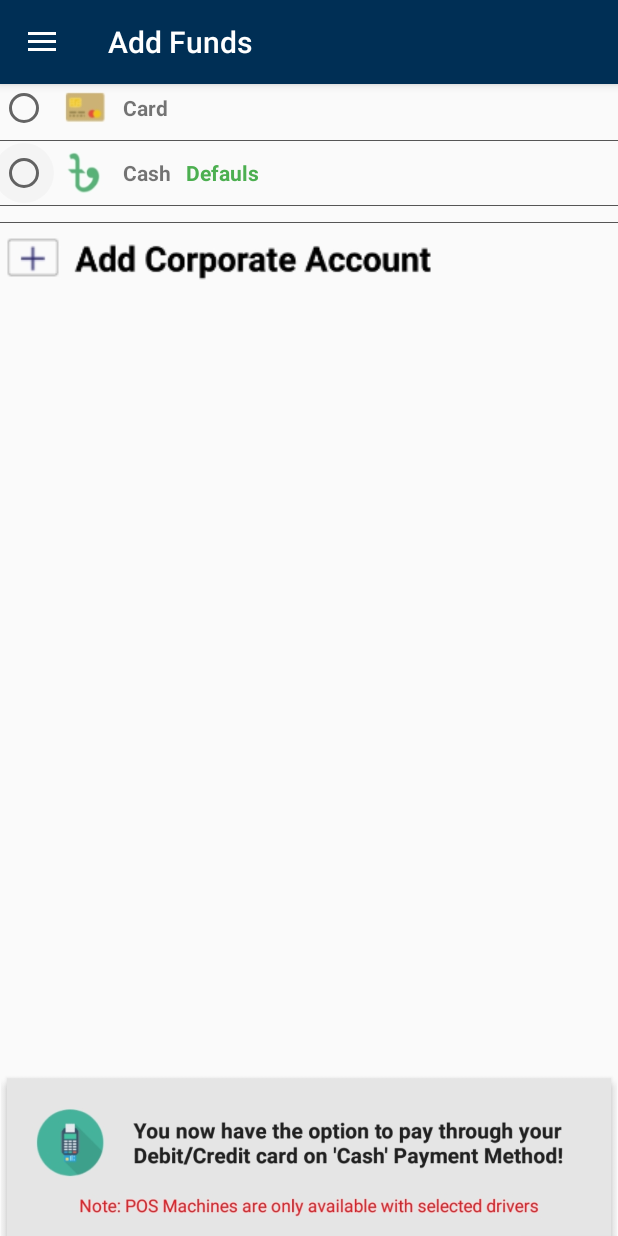
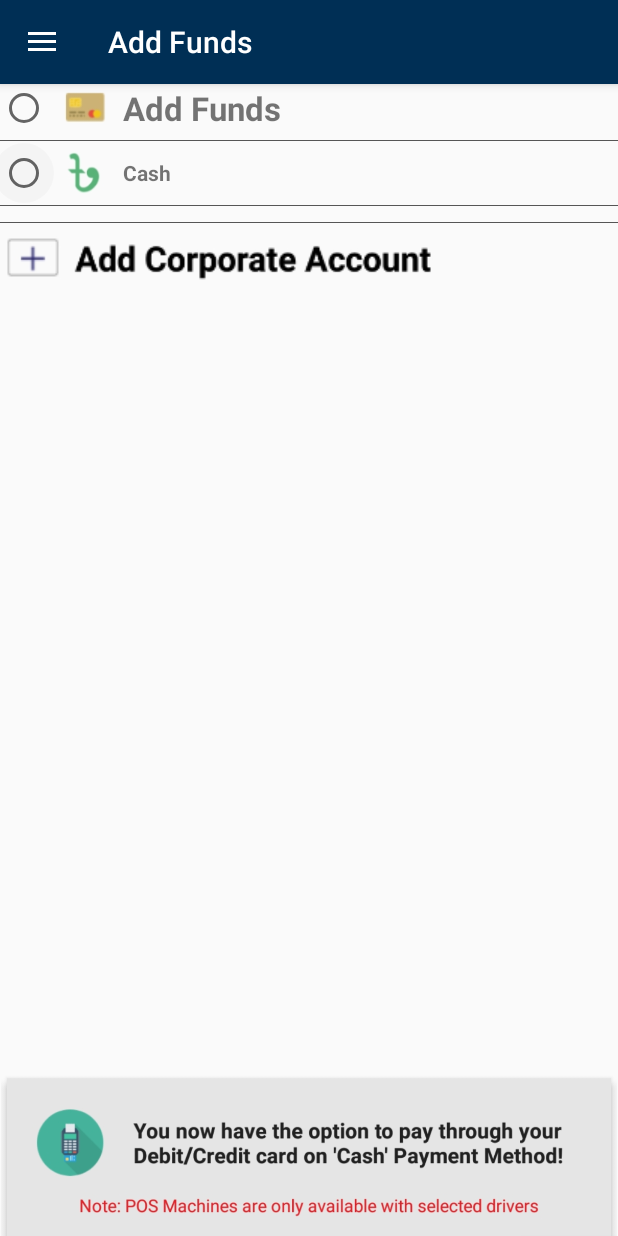
Before and after one commit to cmFodWx5YWRhdjEyMTA5/201506232019, an Android app: the AddFunds screen opened directly, with no data from a screen before it, on a phone screen of 412 x 824 dp. Run offline under Robolectric (Android 15) with nearby library versions, the phone set to English and light mode, and no system bars; Roboto replaces fonts that are not available here.

Commit message:
monday after adding paystack webform 2

```diff
--- a/app/src/main/res/layout/content_add_funds.xml
+++ b/app/src/main/res/layout/content_add_funds.xml
@@ -39,7 +39,8 @@
                     android:layout_width="wrap_content"
                     android:layout_height="wrap_content"
                     android:layout_marginLeft="@dimen/margin_10db"
-                    android:text="Card"
+                    android:text="Add Funds"
+                    android:textSize="22dp"
                     android:textStyle="bold" />
 
             </LinearLayout>
@@ -75,14 +76,6 @@
                     android:text="Cash"
                     android:textStyle="bold" />
 
-                <TextView
-                    android:layout_width="wrap_content"
-                    android:layout_height="wrap_content"
-                    android:layout_marginLeft="@dimen/margin_10db"
-                    android:text="Defauls"
-                    android:textColor="@color/greenColor"
-                    android:textStyle="bold" />
-
             </LinearLayout>
 
             <View
```
Also changed, not shown: app/src/main/java/com/techline/rideshare/AddFunds.java (+54 -2 lines), app/src/main/res/layout/activity_init_card.xml (+3 -20 lines).
